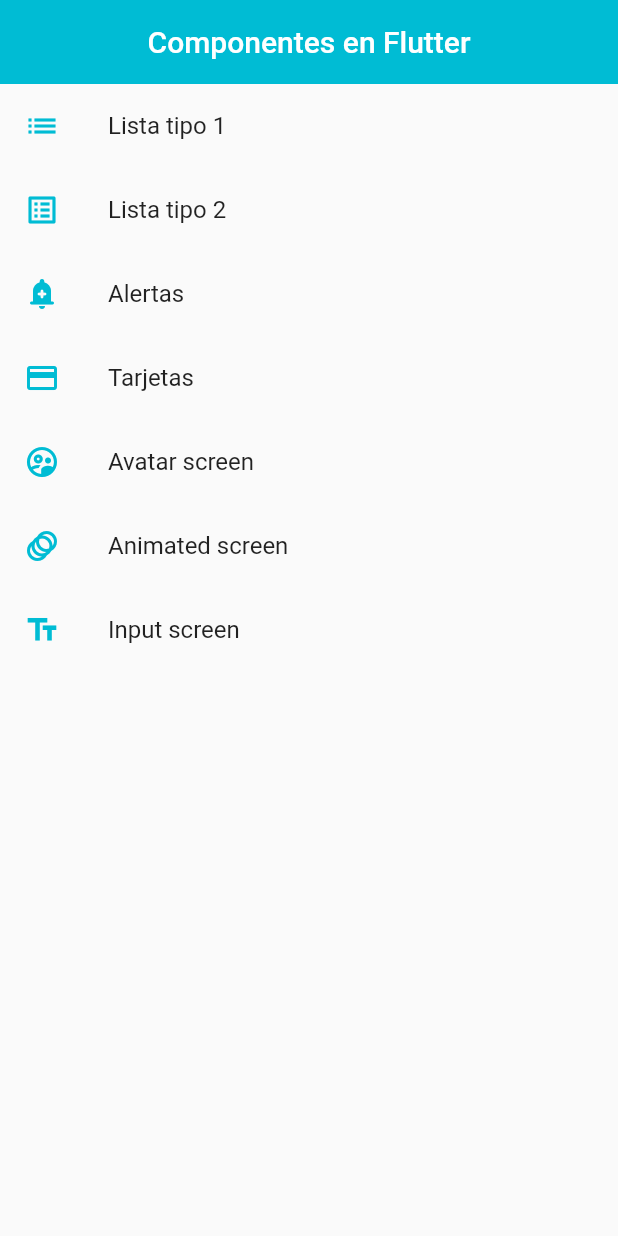
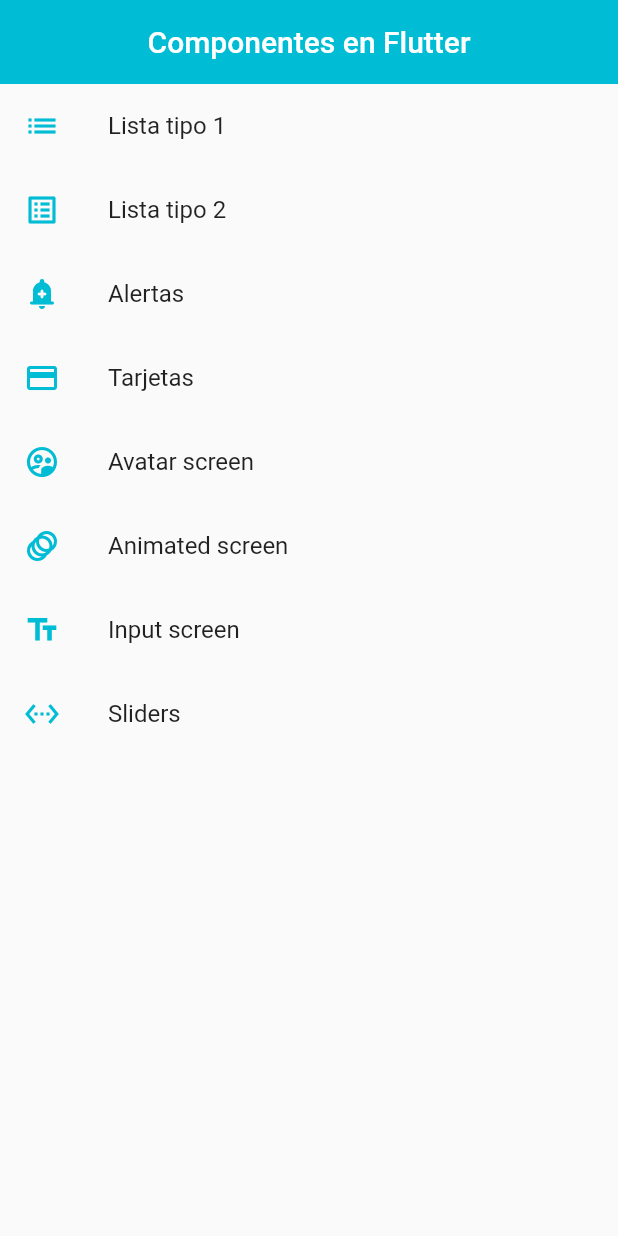
Before and after one commit to apacoder/curso-flutter, a Flutter app: the screen it shows after launch, on a phone screen of 412 x 824 dp. Run offline on Flutter 3.47's test engine with Material 2 defaults, Android fonts, the phone set to English and light mode, and no system bars.

Commit message:
slider agregado

```diff
--- a/lib/curso/2_componentes/router/app_routes.dart
+++ b/lib/curso/2_componentes/router/app_routes.dart
@@ -1,4 +1,3 @@
-import 'package:examples/curso/2_componentes/screens/avatar_screen.dart';
 import 'package:examples/curso/2_componentes/screens/screens.dart';
 import 'package:flutter/material.dart';
 
@@ -52,7 +51,13 @@ class AppRoute {
       route: 'inputs',
       icon: Icons.text_fields,
       name: 'Input screen',
-      screen: InputsScreen(),
+      screen: const InputsScreen(),
+    ),
+    MenuOption(
+      route: 'slider',
+      icon: Icons.settings_ethernet_sharp,
+      name: 'Sliders',
+      screen: const SliderScreen(),
     ),
   ];
 
--- a/lib/curso/2_componentes/screens/screens.dart
+++ b/lib/curso/2_componentes/screens/screens.dart
@@ -2,8 +2,10 @@ export 'package:examples/curso/2_componentes/models/menu_option.dart';
 export 'package:examples/curso/2_componentes/router/app_routes.dart';
 export 'package:examples/curso/2_componentes/screens/alert_screen.dart';
 export 'package:examples/curso/2_componentes/screens/animated_screen.dart';
+export 'package:examples/curso/2_componentes/screens/avatar_screen.dart';
 export 'package:examples/curso/2_componentes/screens/card_screen.dart';
 export 'package:examples/curso/2_componentes/screens/home_screen.dart';
 export 'package:examples/curso/2_componentes/screens/inputs_screen.dart';
 export 'package:examples/curso/2_componentes/screens/listview1_screen.dart';
 export 'package:examples/curso/2_componentes/screens/listview2_screen.dart';
+export 'package:examples/curso/2_componentes/screens/slider_screen.dart';
```
Also changed, not shown: lib/curso/2_componentes/screens/inputs_screen.dart (+9 -3 lines), lib/curso/2_componentes/screens/slider_screen.dart (added, +48 -0 lines).
